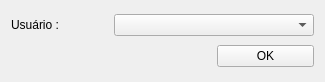
Old version of the form sap/uis/deleteRevisionCorrection.ui in the repository dsgoficial/SAP_Gerente.
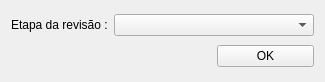
New version of the form.

Patch:
```diff
--- a/sap/uis/deleteRevisionCorrection.ui
+++ b/sap/uis/deleteRevisionCorrection.ui
@@ -33,7 +33,7 @@
    <item row="0" column="0">
     <widget class="QLabel" name="label">
      <property name="text">
-      <string>Usuário :</string>
+      <string>Etapa da revisão :</string>
      </property>
     </widget>
    </item>
```
